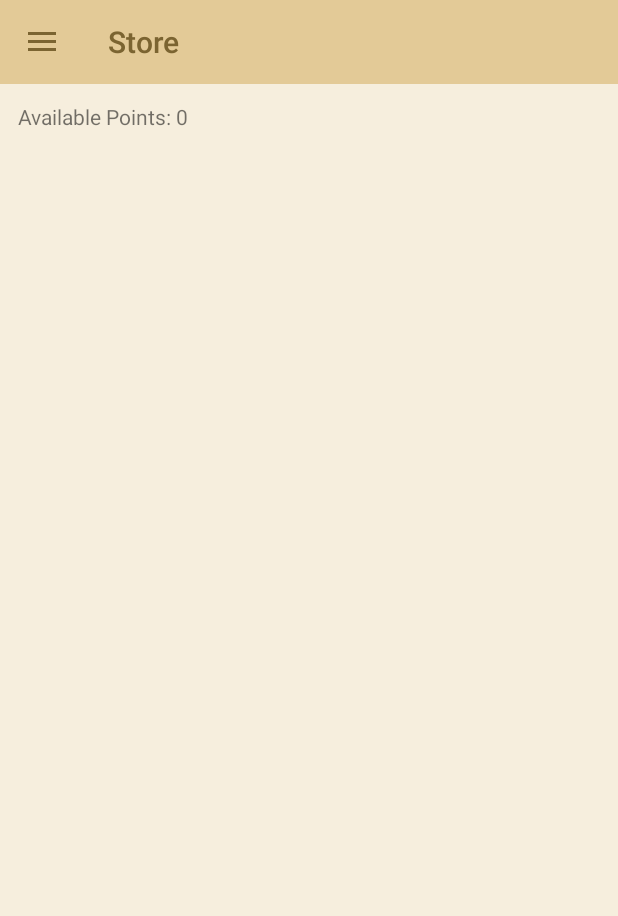
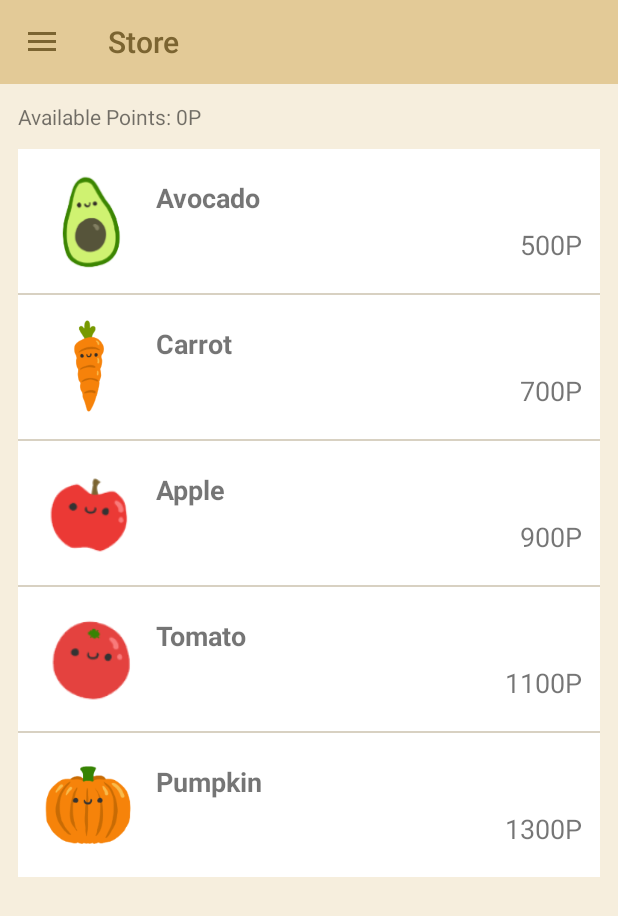
Before and after one commit to heojungeun/KNU_mobileAPP1, an Android app: the screen it shows after launch (MainActivity), in the side drawer, after a tap on "Store", on a phone screen of 412 x 824 dp. Shown: the top 916 px of the screen. Run offline under Robolectric (Android 15) with nearby library versions, the phone set to English and light mode, and no system bars.

Commit message:
Store things

```diff
--- a/app/src/main/java/com/knu_mobileapp1_team2/StoreFragment.java
+++ b/app/src/main/java/com/knu_mobileapp1_team2/StoreFragment.java
@@ -3,15 +3,23 @@ package com.knu_mobileapp1_team2;
 import android.app.Activity;
 import android.content.Context;
 import android.content.SharedPreferences;
+import android.graphics.Bitmap;
 import android.net.Uri;
 import android.os.Bundle;
+import android.support.annotation.NonNull;
 import android.support.v4.app.Fragment;
 import android.view.LayoutInflater;
 import android.view.View;
 import android.view.ViewGroup;
+import android.widget.ArrayAdapter;
+import android.widget.BaseAdapter;
 import android.widget.FrameLayout;
+import android.widget.ImageView;
 import android.widget.LinearLayout;
+import android.widget.ListView;
 import android.widget.TextView;
+
+import java.util.ArrayList;
 
 public class StoreFragment extends Fragment {
     SharedPreferences sp;
@@ -21,7 +29,9 @@ public class StoreFragment extends Fragment {
 
     TextView tvwStorePoints;
 
-    FrameLayout flStoreButton;
+    ListView lvwStoreList;
+
+    ArrayList<StoreButton> listButtons;
 
     @Override
     public View onCreateView(LayoutInflater inflater, ViewGroup container, Bundle savedInstanceState) {
@@ -33,10 +43,18 @@ public class StoreFragment extends Fragment {
         usedPoints = sp.getInt("used_points", 0);
 
         tvwStorePoints = view.findViewById(R.id.tvwStorePoints);
+        lvwStoreList = view.findViewById(R.id.lvwStoreList);
 
-        flStoreButton = view.findViewById(R.id.flStoreButton);
+        listButtons = new ArrayList<>();
+        listButtons.add(new StoreButton(getString(R.string.store_item_1), 500, R.drawable.partner_avocado));
+        listButtons.add(new StoreButton(getString(R.string.store_item_2), 700, R.drawable.partner_carrot));
+        listButtons.add(new StoreButton(getString(R.string.store_item_3), 900, R.drawable.partner_apple));
+        listButtons.add(new StoreButton(getString(R.string.store_item_4), 1100, R.drawable.partner_tomato));
+        listButtons.add(new StoreButton(getString(R.string.store_item_5), 1300, R.drawable.partner_pumpkin));
 
+        StoreButtonAdapter sba = new StoreButtonAdapter(getContext(), listButtons);
 
+        lvwStoreList.setAdapter(sba);
 
         return view;
     }
@@ -46,5 +64,70 @@ public class StoreFragment extends Fragment {
         super.onResume();
 
         tvwStorePoints.setText(String.format(getString(R.string.store_points), totalPoints - usedPoints));
+
+
+    }
+
+    private class StoreButton {
+        String name;
+        int price;
+        int imgres;
+
+        public StoreButton(String name, int price, int imgres) {
+            this.name = name;
+            this.price = price;
+            this.imgres = imgres;
+        }
+    }
+
+    void purchaseItem(int i) {
+
+    }
+
+    private class StoreButtonAdapter extends BaseAdapter {
+        Context ctx;
+        ArrayList<StoreButton> buttons;
+
+        public StoreButtonAdapter(Context context, ArrayList<StoreButton> buttons) {
+            this.ctx = context;
+            this.buttons = buttons;
+        }
+
+        @Override
+        public int getCount() {
+            return buttons.size();
+        }
+
+        @Override
+        public StoreButton getItem(int i) {
+            return buttons.get(i);
+        }
+
+        @Override
+        public long getItemId(int i) {
+            return 0;
+        }
+
+        @Override
+        public View getView(final int i, View view, ViewGroup viewGroup) {
+            View v = getLayoutInflater().inflate(R.layout.list_store_item, null);
+
+            ImageView ivwStoreItemPic = v.findViewById(R.id.ivwStoreItemPic);
+            TextView tvwStoreItemName = v.findViewById(R.id.tvwStoreItemName);
+            TextView tvwStoreItemPrice = v.findViewById(R.id.tvwStoreItemPrice);
+
+            ivwStoreItemPic.setImageResource(buttons.get(i).imgres);
+            tvwStoreItemName.setText(buttons.get(i).name);
+            tvwStoreItemPrice.setText(String.format(getString(R.string.store_pricetag), buttons.get(i).price));
+
+            v.setOnClickListener(new View.OnClickListener() {
+                @Override
+                public void onClick(View view) {
+                    purchaseItem(i);
+                }
+            });
+
+            return v;
+        }
     }
 }
--- a/app/src/main/res/layout/list_store_item.xml
+++ b/app/src/main/res/layout/list_store_item.xml
@@ -17,8 +17,8 @@
 
         <ImageView
             android:id="@+id/ivwStoreItemPic"
-            android:layout_width="wrap_content"
-            android:layout_height="wrap_content"
+            android:layout_width="72dp"
+            android:layout_height="72dp"
             android:layout_weight="0"
             android:src="@mipmap/ic_launcher_round" />
 
@@ -36,7 +36,9 @@
                 android:layout_width="match_parent"
                 android:layout_height="wrap_content"
                 android:layout_weight="1"
-                android:text="TextView" />
+                android:text="TextView"
+                android:textSize="18sp"
+                android:textStyle="bold" />
 
             <TextView
                 android:id="@+id/tvwStoreItemPrice"
@@ -45,7 +47,8 @@
                 android:layout_weight="1"
                 android:gravity="bottom"
                 android:text="TextView"
-                android:textAlignment="textEnd" />
+                android:textAlignment="textEnd"
+                android:textSize="18sp" />
         </LinearLayout>
     </LinearLayout>
 </FrameLayout>
--- a/app/src/main/res/values/strings.xml
+++ b/app/src/main/res/values/strings.xml
@@ -24,7 +24,13 @@
     <string name="details_longest_step">Highest number of steps</string>
     <string name="details_killed_trees">Number of trees killed</string>
     <string name="details_no_record">No record</string>
-    <string name="store_points">Available Points: %d</string>
+    <string name="store_points">Available Points: %dP</string>
+    <string name="store_pricetag" translatable="false">%dP</string>
+    <string name="store_item_1">Avocado</string>
+    <string name="store_item_2">Carrot</string>
+    <string name="store_item_3">Apple</string>
+    <string name="store_item_4">Tomato</string>
+    <string name="store_item_5">Pumpkin</string>
     <string name="settings_placeholder">There is nothing to set for now</string>
     <string name="settings_reset">Reset Everything</string>
     <string name="settings_reset_confirm">This will reset all of your progress!\nAre you sure?</string>
```
Also changed, not shown: app/src/main/res/drawable-xhdpi/partner_apple.png (added), app/src/main/res/drawable-xhdpi/partner_avocado.png (added), app/src/main/res/drawable-xhdpi/partner_carrot.png (added), app/src/main/res/drawable-xhdpi/partner_pumpkin.png (added), app/src/main/res/drawable-xhdpi/partner_tomato.png (added), 1 other file.
